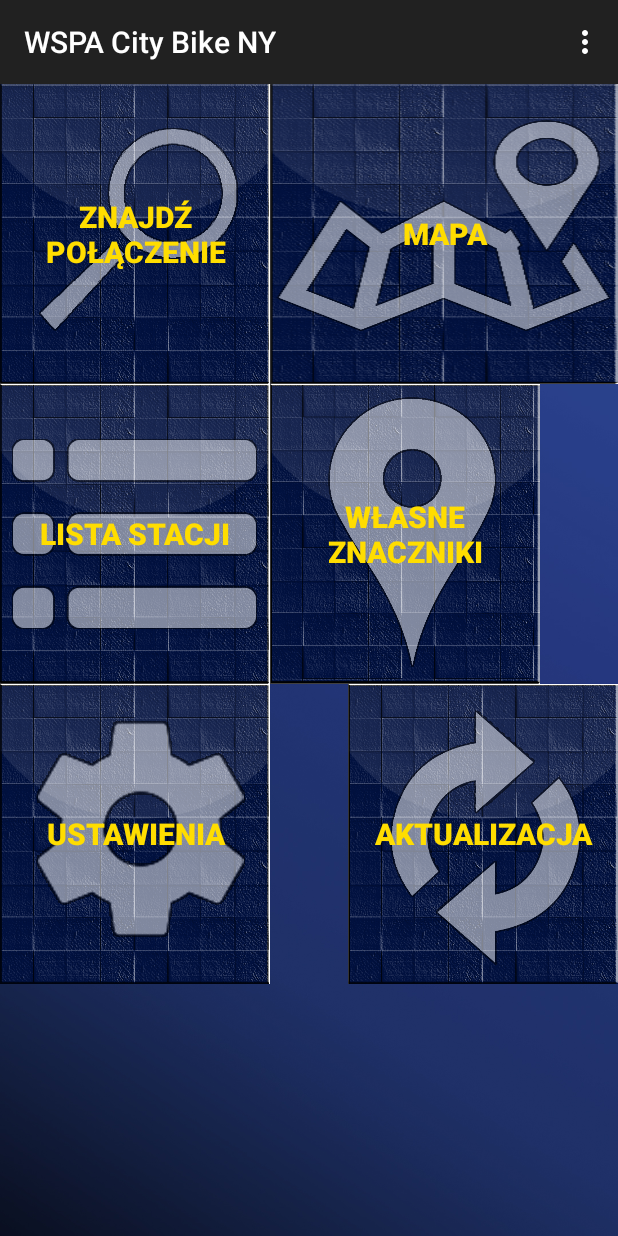
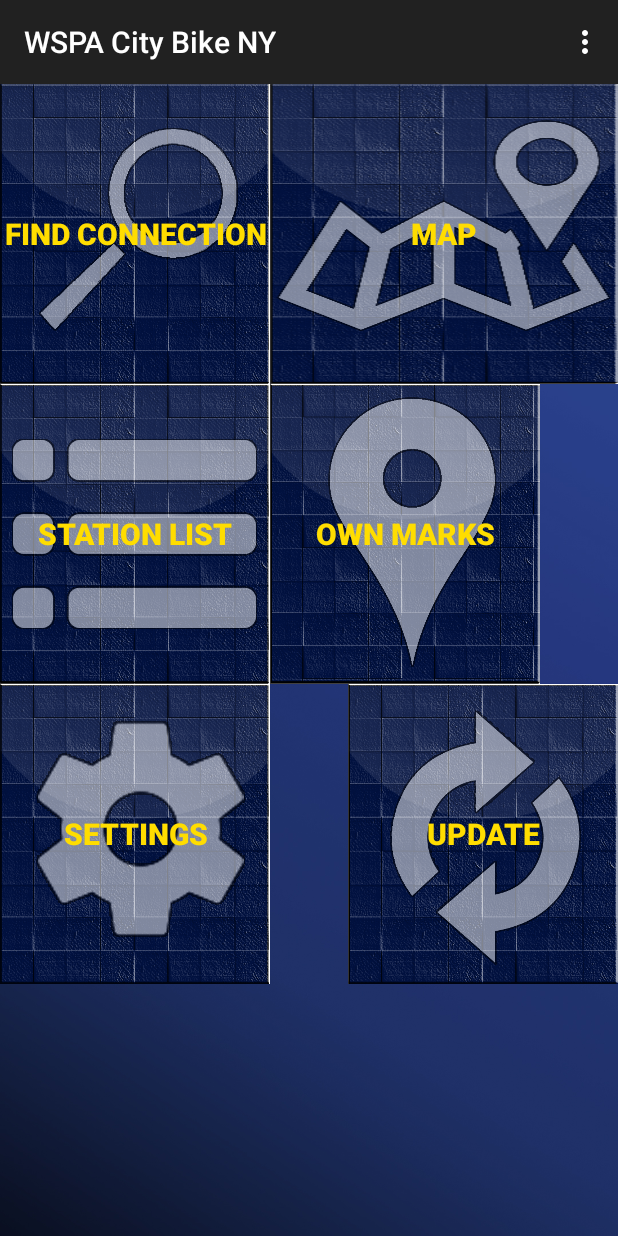
Before and after one commit to Corax0/Android-gr.1, an Android app: the screen it shows after launch (MainActivity), on a phone screen of 412 x 824 dp. Run offline under Robolectric (Android 15) with nearby library versions, the phone set to English and light mode, and no system bars.

Commit message:
Poprawilem i uzupelnilem jezyk angielski

```diff
--- a/WSPAcitibikeNYC/mobile/src/main/res/values/strings.xml
+++ b/WSPAcitibikeNYC/mobile/src/main/res/values/strings.xml
@@ -40,20 +40,20 @@
 
     <string name="toast_sync_station_success">Stations updated</string>
     <string name="toast_sync_station_failed">Update failure</string>
-    <string name="toast_sync_location_success"><!--TODO--></string>
-    <string name="toast_sync_location_failed"><!--TODO--></string>
+    <string name="toast_sync_location_success">Location updated successfully</string>
+    <string name="toast_sync_location_failed">Unable to determine location</string>
     <string name="toast_sync_inProgress">Please wait... Executing operations</string>
 
     <!--zachowywac jakos nazewnictwo!-->
-    <string name="map_your_localization">Twoja \nlokalizacja</string>
-    <string name="map_nearest_stations">Najbliższe \nstacje</string>
-    <string name="map_navigate_to_point">Nawiguj do\npunktu</string>
+    <string name="map_your_localization">Your \nlocation</string>
+    <string name="map_nearest_stations">The nearest \nstations</string>
+    <string name="map_navigate_to_point">Navigate to \npoint</string>
 
-    <string name="menu_map">Mapa</string>
-    <string name="menu_settings">Ustawienia</string>
-    <string name="menu_find_connection">Znajdź połączenie</string>
-    <string name="menu_own_marks">Własne znaczniki</string>
-    <string name="menu_update">Aktualizacja</string>
-    <string name="menu_station_list">Lista stacji</string>
+    <string name="menu_map">Map</string>
+    <string name="menu_settings">Settings</string>
+    <string name="menu_find_connection">Find connection</string>
+    <string name="menu_own_marks">Own marks</string>
+    <string name="menu_update">Update</string>
+    <string name="menu_station_list">Station list</string>
 
 </resources>
```
